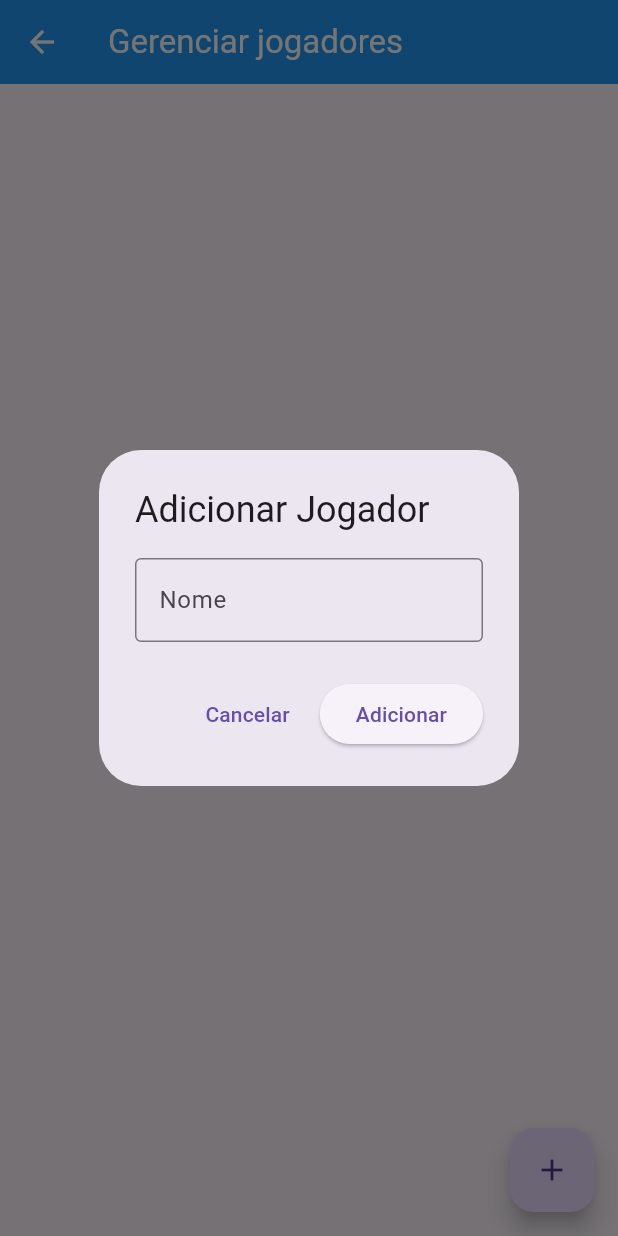
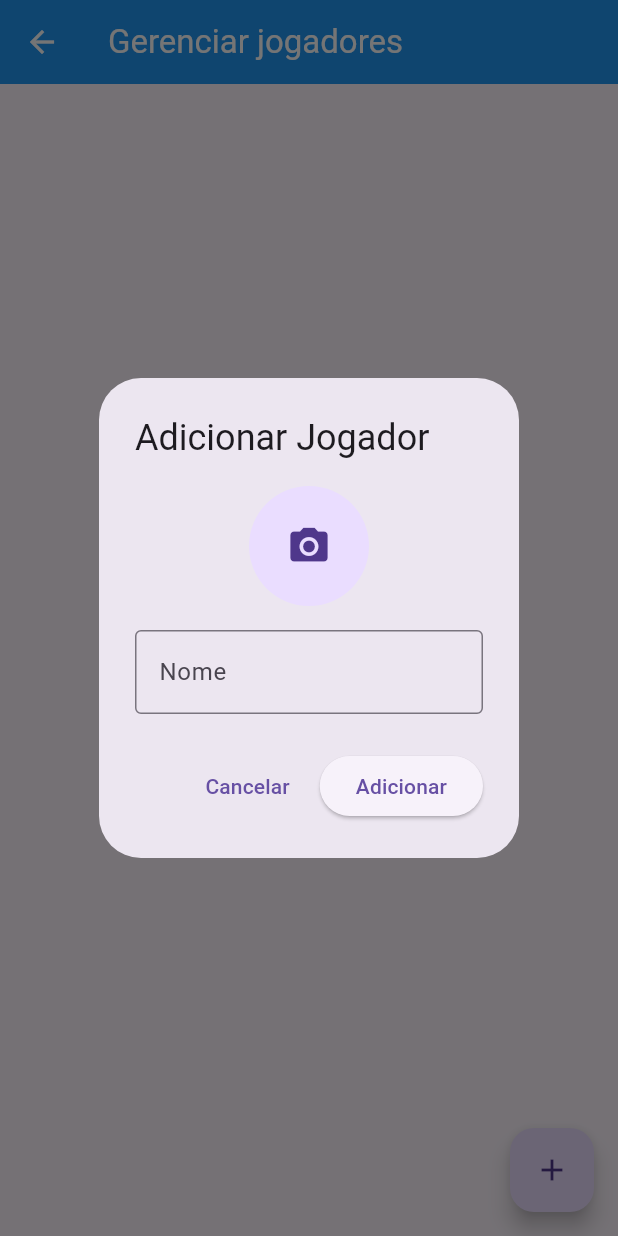
Before and after one commit to loudnts09/random-teams, a Flutter app: the JogadoresView screen opened directly, after a tap on the "add" icon, on a phone screen of 412 x 824 dp. Run offline on Flutter 3.47's test engine with Material 3 defaults, Android fonts, the phone set to English and light mode, and no system bars; our stand-ins replace image_picker, sqflite; accounts and stored records are empty.

Commit message:
feat: add player photo selection, storage, and display functionality

```diff
--- a/lib/model/jogador.dart
+++ b/lib/model/jogador.dart
@@ -2,13 +2,15 @@ class Jogador {
 
   int? id;
   String nome;
+  final String? foto;
 
-  Jogador({this.id, required this.nome});
+  Jogador({this.id, required this.nome, this.foto});
 
   Map<String, dynamic> toMap(){
     return {
       'id': id,
       'nome': nome,
+      'foto': foto,
     };
   }
 
@@ -16,6 +18,7 @@ class Jogador {
     return Jogador(
       id: map['id'],
       nome: map['nome'],
+      foto: map['foto']
     );
   }
 }
--- a/lib/repository/jogador_repository.dart
+++ b/lib/repository/jogador_repository.dart
@@ -32,7 +32,8 @@ class JogadorRepository {
           await db.execute('''
             CREATE TABLE jogadores (
               id INTEGER PRIMARY KEY AUTOINCREMENT,
-              nome TEXT NOT NULL
+              nome TEXT NOT NULL,
+              foto TEXT
             )
           ''');
         },
--- a/lib/view/jogadores_view.dart
+++ b/lib/view/jogadores_view.dart
@@ -3,6 +3,7 @@ import 'package:provider/provider.dart';
 import '../viewmodel/jogador_viewmodel.dart';
 import '../model/jogador.dart';
 import 'dart:developer';
+import 'dart:io';
 
 class JogadoresView extends StatefulWidget {
   const JogadoresView({super.key});
@@ -28,23 +29,73 @@ class _JogadoresViewState extends State<JogadoresView> {
 
     log("abrindo diálogo para ${jogadorExistente == null ? 'adicionar' : 'editar'} jogador");
 
+    final viewModel = Provider.of<JogadorViewModel>(context, listen: false);
+    viewModel.setImagemParaEdicao(jogadorExistente?.foto);
+
+
     showDialog(
       context: context,
       builder: (dialogContext){
+        final viewModel = Provider.of<JogadorViewModel>(dialogContext, listen: false);
+
+        return StatefulBuilder(
+          builder: (context, setStateDialog) {
             return AlertDialog(
               title: Text(
                   jogadorExistente == null ? 'Adicionar Jogador' : 'Editar Jogador'),
-          content: TextField(
+              content: Column(
+                mainAxisSize: MainAxisSize.min,
+                children: [
+                  Column(
+                    children: [
+                      GestureDetector(
+                        onTap: () async{
+                          await viewModel.selecionarImagem();
+                          setStateDialog(() {});
+                        },
+                        child: CircleAvatar(
+                          radius: 40,
+                          backgroundImage: viewModel.imagemSelecionada != null ? FileImage(viewModel.imagemSelecionada!) : null,
+                          child: viewModel.imagemSelecionada == null ? const Icon(Icons.camera_alt, size: 30) : null,
+                        ),
+                      ),
+                      if (viewModel.imagemSelecionada != null)
+                      Padding(
+                        padding: const EdgeInsets.only(top: 8.0),
+                        child: TextButton.icon(
+                          onPressed: () {
+                            viewModel.removerImagem();
+                            setStateDialog(() {});
+                          },
+                          icon: const Icon(Icons.delete_outline, color: Colors.red),
+                          label: const Text(
+                            "Remover foto",
+                            style: TextStyle(color: Colors.red),
+                          ),
+                          style: TextButton.styleFrom(
+                            padding: EdgeInsets.zero,
+                            minimumSize: const Size(50, 30),
+                            tapTargetSize: MaterialTapTargetSize.shrinkWrap,
+                          ),
+                        ),
+                      ),
+                    ],
+                  ),
+                  const SizedBox(height: 16,),
+                  TextField(
                     controller: controller,
                     decoration: const InputDecoration(
                       labelText: 'Nome',
                       border: OutlineInputBorder(),
                     ),
                   ),
+                ],
+              ),
               actions: [
                 TextButton(
                   onPressed: () {
                     log("cancelando diálogo de ${jogadorExistente == null ? 'adição' : 'edição'} de jogador");
+                    viewModel.setImagemParaEdicao(null);
                     Navigator.pop(dialogContext);
                   },
                   child: const Text('Cancelar'),
@@ -62,16 +113,23 @@ class _JogadoresViewState extends State<JogadoresView> {
                       } else {
                           log("jogador -> ${jogadorExistente.nome} sendo atualizado para $nome");
                         await viewModel.atualizarJogador(
-                      Jogador(id: jogadorExistente.id, nome: nome),
+                          Jogador(
+                            id: jogadorExistente.id,
+                            nome: nome,
+                            foto: viewModel.imagemSelecionada?.path
+                          ),
                         );
                       }
                       log("fechar dialogo após ação");
+                      viewModel.setImagemParaEdicao(null);
                       Navigator.pop(dialogContext);
                     }
                   },
                   child: Text(jogadorExistente == null ? 'Adicionar' : 'Salvar'),
                 ),
               ],
+            );
+          }
         );
       }
     );
@@ -148,8 +206,9 @@ class _JogadoresViewState extends State<JogadoresView> {
                       final jogador = viewModel.jogadores[index];
                       return Card(
                         child: ListTile(
-                          leading: const CircleAvatar(
-                            child: Icon(Icons.person),
+                          leading: CircleAvatar(
+                            backgroundImage: jogador.foto != null ? FileImage(File(jogador.foto!)) : null,
+                            child: jogador.foto == null ? const Icon(Icons.person) : null,
                           ),
                           title: Text(jogador.nome),
                           trailing: Row(
--- a/lib/viewmodel/jogador_viewmodel.dart
+++ b/lib/viewmodel/jogador_viewmodel.dart
@@ -1,16 +1,46 @@
 import 'package:flutter/material.dart';
+import 'package:image_picker/image_picker.dart';
+import 'dart:developer';
+import 'dart:io';
 import '../model/jogador.dart';
 import '../repository/jogador_repository.dart';
-import 'dart:developer';
 
 class JogadorViewModel extends ChangeNotifier {
   final JogadorRepository _repository = JogadorRepository();
+  final picker = ImagePicker();
+
+  File? imagemSelecionada;
 
   List<Jogador> _jogadores = [];
   List<Jogador> get jogadores => _jogadores;
 
   bool _carregando = false;
   bool get carregando => _carregando;
+
+  void removerImagem(){
+    imagemSelecionada = null;
+    log("imagem removida com sucesso");
+    notifyListeners();
+  }
+  void setImagemParaEdicao(String? caminhoFoto){
+    if(caminhoFoto != null){
+      imagemSelecionada = File(caminhoFoto);
+    }
+    else{
+      imagemSelecionada = null;
+    }
+    notifyListeners();
+  }
+
+  Future<void> selecionarImagem() async{
+    final XFile? arquivo = await picker.pickImage(source: ImageSource.gallery);
+
+    if(arquivo != null){
+      imagemSelecionada = File(arquivo.path);
+      log("Imagem selecionada: ${arquivo.path}");
+      notifyListeners();
+    }
+  }
 
   Future<void> carregarJogadores() async {
     try{
@@ -40,7 +70,10 @@ class JogadorViewModel extends ChangeNotifier {
       _carregando = true;
       notifyListeners();
 
-      final novo = Jogador(nome: nome);
+      final novo = Jogador(
+        nome: nome,
+        foto: imagemSelecionada?.path
+      );
       await _repository.inserir(novo);
       log("jogador inserido com sucesso");
     }
--- a/pubspec.yaml
+++ b/pubspec.yaml
@@ -33,6 +33,8 @@ dependencies:
   sqflite: ^2.3.0
   path: ^1.8.3
   provider: ^6.1.5+1
+  image_picker: ^1.0.7
+  path_provider: ^2.1.2
 
   # The following adds the Cupertino Icons font to your application.
   # Use with the CupertinoIcons class for iOS style icons.
```
Also changed, not shown: pubspec.lock, 6 other files. Lines whose indentation alone changed are shown as unchanged.
